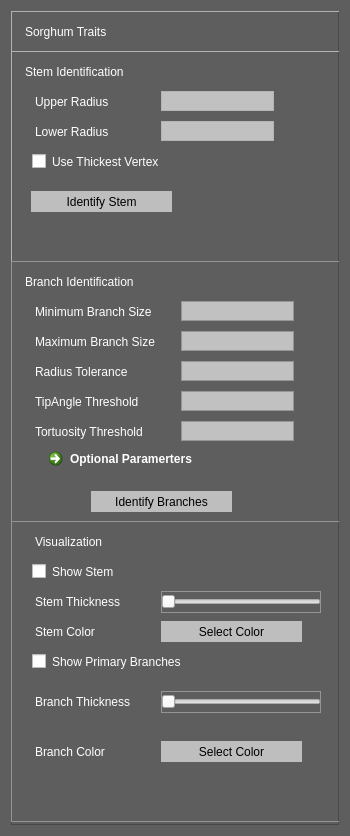
This is SorghumTabWidget.ui in Evannly/PlantRootsRelease as Qt 5 draws it before an edit. The edited form follows.
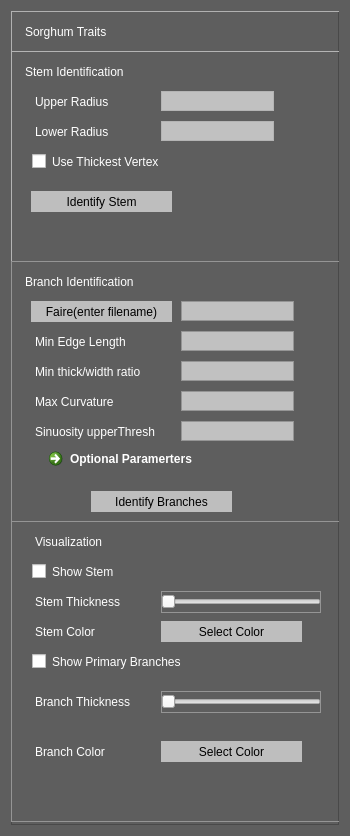
This is the edited form.

Diff of the .ui file:
```diff
--- a/SorghumTabWidget.ui
+++ b/SorghumTabWidget.ui
@@ -681,24 +681,6 @@
           <string>Branch Identification</string>
          </property>
         </widget>
-        <widget class="QLabel" name="label_7">
-         <property name="geometry">
-          <rect>
-           <x>20</x>
-           <y>40</y>
-           <width>141</width>
-           <height>21</height>
-          </rect>
-         </property>
-         <property name="styleSheet">
-          <string notr="true">border-color: rgba(255, 255, 255, 0);
-color: rgb(255, 255, 255);
-font: 10pt &quot;MS Shell Dlg 2&quot;;</string>
-         </property>
-         <property name="text">
-          <string>Minimum Branch Size</string>
-         </property>
-        </widget>
         <widget class="QLabel" name="label_8">
          <property name="geometry">
           <rect>
@@ -714,7 +696,7 @@
 font: 10pt &quot;MS Shell Dlg 2&quot;;</string>
          </property>
          <property name="text">
-          <string>Maximum Branch Size</string>
+          <string>Min Edge Length</string>
          </property>
         </widget>
         <widget class="QLabel" name="label_9">
@@ -732,7 +714,7 @@
 font: 10pt &quot;MS Shell Dlg 2&quot;;</string>
          </property>
          <property name="text">
-          <string>Radius Tolerance</string>
+          <string>Min thick/width ratio</string>
          </property>
         </widget>
         <widget class="QLabel" name="label_10">
@@ -750,7 +732,7 @@
 font: 10pt &quot;MS Shell Dlg 2&quot;;</string>
          </property>
          <property name="text">
-          <string>TipAngle Threshold</string>
+          <string>Max Curvature</string>
          </property>
         </widget>
         <widget class="QLabel" name="label_11">
@@ -758,7 +740,7 @@
           <rect>
            <x>20</x>
            <y>160</y>
-           <width>131</width>
+           <width>151</width>
            <height>21</height>
           </rect>
          </property>
@@ -768,7 +750,7 @@
 font: 10pt &quot;MS Shell Dlg 2&quot;;</string>
          </property>
          <property name="text">
-          <string>Tortuosity Threshold</string>
+          <string>Sinuosity upperThresh</string>
          </property>
         </widget>
         <widget class="QPushButton" name="pushButton_2">
@@ -873,6 +855,25 @@
           <string>Optional Paramerters</string>
          </property>
         </widget>
+        <widget class="QPushButton" name="pushButton_6">
+         <property name="geometry">
+          <rect>
+           <x>20</x>
+           <y>40</y>
+           <width>141</width>
+           <height>21</height>
+          </rect>
+         </property>
+         <property name="styleSheet">
+          <string notr="true">border-color: rgba(255, 255, 255, 0);
+background-color: rgb(190, 190, 190);
+font: 10pt &quot;MS Shell Dlg 2&quot;;
+color: rgb(0, 0, 0);</string>
+         </property>
+         <property name="text">
+          <string>Faire(enter filename)</string>
+         </property>
+        </widget>
        </widget>
        <widget class="QFrame" name="frame_5">
         <property name="geometry">
```
